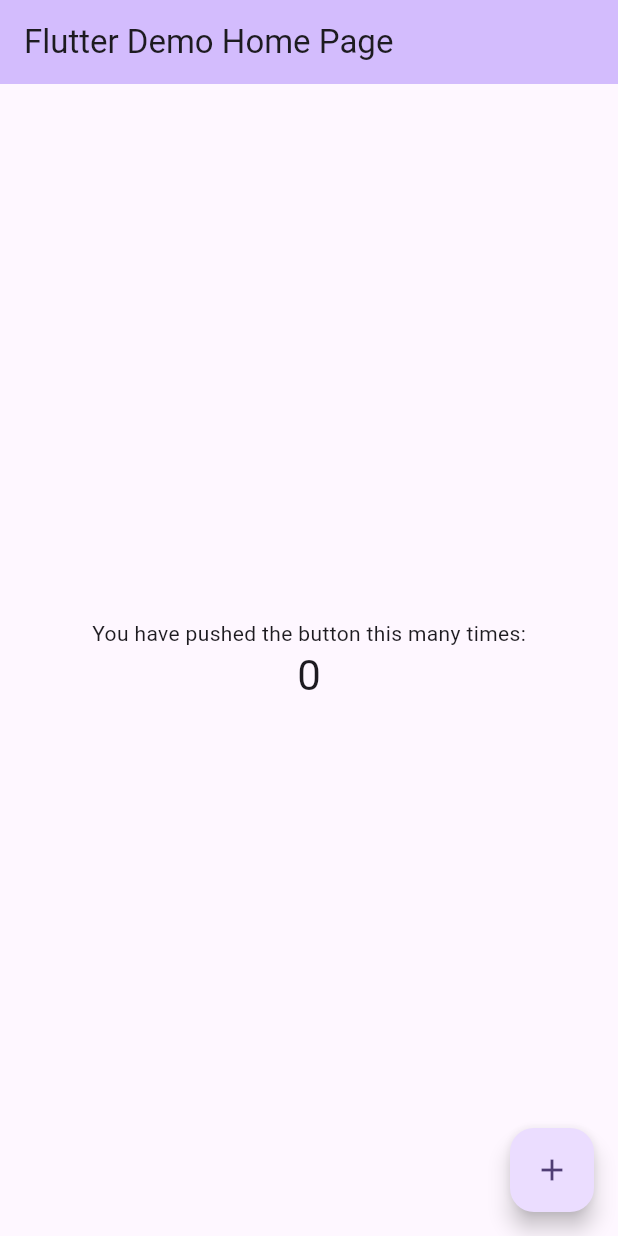
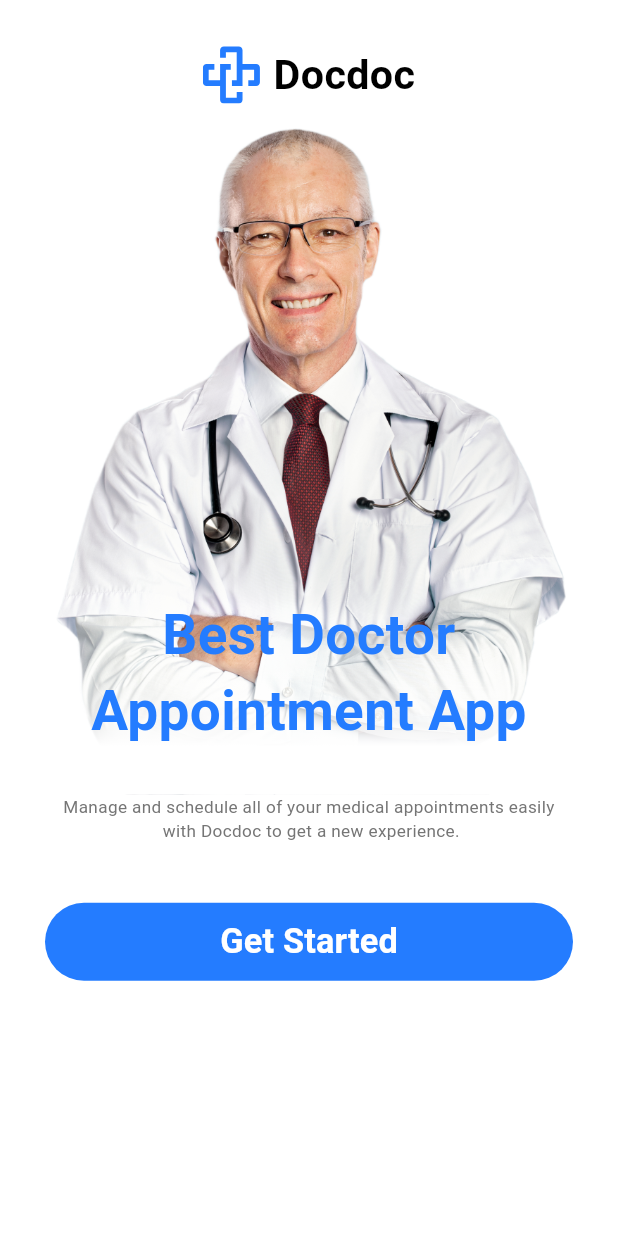
Before and after one commit to MarwanZeros111/Flutter_project, a Flutter app: the screen it shows after launch, on a phone screen of 412 x 824 dp. Run offline on Flutter 3.47's test engine with Material 3 defaults, Android fonts, the light colour scheme and no system bars; our stand-ins replace flutter_screenutil, flutter_svg.

Commit message:
end onboarding screen

```diff
--- /dev/null
+++ b/lib/Features/home/ui/screens/login_screen.dart
@@ -0,0 +1,10 @@
+import 'package:flutter/material.dart';
+
+class LoginScreen extends StatelessWidget {
+  const LoginScreen({super.key});
+
+  @override
+  Widget build(BuildContext context) {
+    return Scaffold();
+  }
+}
--- /dev/null
+++ b/lib/Features/onboarding/onboarding.dart
@@ -0,0 +1,36 @@
+import 'package:advanced_test/Features/onboarding/widget/doctor_image_text.dart';
+import 'package:advanced_test/Features/onboarding/widget/get_statred_bottom.dart';
+import 'package:advanced_test/Features/onboarding/widget/logo_and_name.dart';
+import 'package:advanced_test/core/theming/colors.dart';
+import 'package:flutter/material.dart';
+import 'package:flutter_screenutil/flutter_screenutil.dart';
+
+class OnBoarding extends StatelessWidget {
+  const OnBoarding({super.key});
+
+  @override
+  Widget build(BuildContext context) {
+    return Scaffold(
+        body: SafeArea(
+            child: SingleChildScrollView(
+      child: Padding(
+        padding: EdgeInsets.symmetric(horizontal: 30, vertical: 30),
+        child: Column(
+          children: [
+            const LogoAndName(),
+            const DoctorImageAndText(),
+            Text(
+              'Manage and schedule all of your medical appointments easily\n with Docdoc to get a new experience.',
+              textAlign: TextAlign.center,
+              style: TextStyle(color: ColorsManager.maingrey, fontSize: 10.sp),
+            ),
+            const SizedBox(
+              height: 40,
+            ),
+            const GetStartedBottom()
+          ],
+        ),
+      ),
+    )));
+  }
+}
--- /dev/null
+++ b/lib/Features/onboarding/widget/doctor_image_text.dart
@@ -0,0 +1,35 @@
+import 'package:advanced_test/core/theming/style.dart';
+import 'package:flutter/material.dart';
+
+class DoctorImageAndText extends StatelessWidget {
+  const DoctorImageAndText({super.key});
+
+  @override
+  Widget build(BuildContext context) {
+    return Stack(
+      children: [
+        Container(
+          foregroundDecoration: BoxDecoration(
+            gradient: LinearGradient(
+              colors: [Colors.white, Colors.white.withOpacity(0.0)],
+              begin: Alignment.bottomCenter,
+              end: Alignment.center,
+              stops: [0.14, 0.4],
+            ),
+          ),
+          child: Image.asset('assets/images/Image.png'),
+        ),
+        Positioned(
+          left: 0,
+          right: 0,
+          bottom: 30,
+          child: Text(
+            '''Best Doctor\nAppointment App''',
+            style: CustomTextStyles.font32blueBold.copyWith(height: 1.4),
+            textAlign: TextAlign.center,
+          ),
+        )
+      ],
+    );
+  }
+}
--- /dev/null
+++ b/lib/Features/onboarding/widget/get_statred_bottom.dart
@@ -0,0 +1,20 @@
+import 'package:advanced_test/core/theming/colors.dart';
+import 'package:advanced_test/core/theming/style.dart';
+import 'package:flutter/material.dart';
+
+class GetStartedBottom extends StatelessWidget {
+  const GetStartedBottom({super.key});
+
+  @override
+  Widget build(BuildContext context) {
+    return TextButton(
+      style: ButtonStyle(
+          backgroundColor: MaterialStateProperty.all(ColorsManager.mainblue),
+          tapTargetSize: MaterialTapTargetSize.shrinkWrap,
+          minimumSize:
+              MaterialStateProperty.all(const Size(double.infinity, 52))),
+      onPressed: () {},
+      child: Text('Get Started', style: CustomTextStyles.font32WhiteBold),
+    );
+  }
+}
--- /dev/null
+++ b/lib/Features/onboarding/widget/logo_and_name.dart
@@ -0,0 +1,22 @@
+import 'package:advanced_test/core/theming/style.dart';
+import 'package:flutter/material.dart';
+import 'package:flutter_screenutil/flutter_screenutil.dart';
+import 'package:flutter_svg/flutter_svg.dart';
+
+class LogoAndName extends StatelessWidget {
+  const LogoAndName({super.key});
+
+  @override
+  Widget build(BuildContext context) {
+    return Row(
+      mainAxisAlignment: MainAxisAlignment.center,
+      children: [
+        SvgPicture.asset('assets/svg/Group.svg'),
+        SizedBox(
+          width: 7.w,
+        ),
+        Text('Docdoc', style: CustomTextStyles.font24black700weight)
+      ],
+    );
+  }
+}
--- /dev/null
+++ b/lib/core/Helpers/extensions.dart
@@ -0,0 +1,23 @@
+import 'package:flutter/material.dart';
+import 'package:flutter/widgets.dart';
+
+extension Navigation on BuildContext {
+  Future<dynamic> pushNamed(String routeName, {Object? arguments}) {
+    return Navigator.of(this).pushNamed(routeName, arguments: arguments);
+  }
+
+  Future<dynamic> pushReplacmentName(String routeName, {Object? arguments}) {
+    return Navigator.of(this)
+        .pushReplacementNamed(routeName, arguments: arguments);
+  }
+
+  Future<dynamic> pushNamedAndRemoveUntil(String routeName,
+      {Object? arguments, required RoutePredicate routePredicate}) {
+    return Navigator.of(this).pushNamedAndRemoveUntil(
+        routeName, arguments: arguments, routePredicate);
+  }
+
+  void pop() {
+    Navigator.of(this).pop();
+  }
+}
--- /dev/null
+++ b/lib/core/Routing/app_router.dart
@@ -0,0 +1,23 @@
+import 'package:advanced_test/Features/home/ui/screens/login_screen.dart';
+import 'package:advanced_test/Features/onboarding/onboarding.dart';
+import 'package:advanced_test/core/Routing/routes.dart';
+import 'package:flutter/material.dart';
+
+class AppRouter {
+  Route generateRoute(RouteSettings settings) {
+    switch (settings.name) {
+      case Routes.onBoardingScreen:
+        return MaterialPageRoute(builder: (_) => const OnBoarding());
+      case Routes.loginScreen:
+        return MaterialPageRoute(builder: (_) => const LoginScreen());
+      default:
+        return MaterialPageRoute(
+          builder: (_) => Scaffold(
+            body: Center(
+              child: Text('No route defined for ${settings.name}'),
+            ),
+          ),
+        );
+    }
+  }
+}
--- /dev/null
+++ b/lib/core/Routing/routes.dart
@@ -0,0 +1,4 @@
+class Routes {
+  static const String onBoardingScreen = '/onBoardingScreen';
+  static const String loginScreen = '/loginScreen';
+}
--- /dev/null
+++ b/lib/core/theming/colors.dart
@@ -0,0 +1,7 @@
+import 'package:flutter/material.dart';
+
+class ColorsManager {
+  static const Color mainblue = Color(0xff247CFF);
+  static const Color maingrey = Color(0xff757575);
+  static const Color white = Colors.white;
+}
--- /dev/null
+++ b/lib/core/theming/style.dart
@@ -0,0 +1,17 @@
+import 'package:advanced_test/core/theming/colors.dart';
+import 'package:flutter/material.dart';
+import 'package:flutter_screenutil/flutter_screenutil.dart';
+
+class CustomTextStyles {
+  static TextStyle font24black700weight = TextStyle(
+    fontSize: 24.sp,
+    color: Colors.black,
+    fontWeight: FontWeight.w700,
+  );
+  static TextStyle font32blueBold = TextStyle(
+      fontSize: 32.sp,
+      fontWeight: FontWeight.bold,
+      color: ColorsManager.mainblue);
+  static TextStyle font32WhiteBold = TextStyle(
+      fontSize: 20.sp, fontWeight: FontWeight.bold, color: ColorsManager.white);
+}
--- /dev/null
+++ b/lib/doc_app.dart
@@ -0,0 +1,40 @@
+import 'package:advanced_test/core/Routing/app_router.dart';
+import 'package:advanced_test/core/Routing/routes.dart';
+import 'package:advanced_test/core/theming/colors.dart';
+import 'package:flutter/material.dart';
+import 'package:flutter_screenutil/flutter_screenutil.dart';
+
+class DocApp extends StatelessWidget {
+  final AppRouter appRouter;
+  const DocApp({super.key, required this.appRouter});
+
+  @override
+  Widget build(BuildContext context) {
+    return ScreenUtilInit(
+        designSize: const Size(360, 690),
+        minTextAdapt: true,
+        splitScreenMode: true,
+        // Use builder only if you need to use library outside ScreenUtilInit context
+        builder: (_, child) {
+          return MaterialApp(
+            debugShowCheckedModeBanner: false,
+            title: 'First Method',
+            // You can use the library anywhere in the app even in theme
+            theme: ThemeData(
+              primarySwatch: Colors.blue,
+              textTheme: Typography.englishLike2018.apply(fontSizeFactor: 1.sp),
+            ),
+            home: child,
+          );
+        },
+        child: MaterialApp(
+          title: 'Doctor App',
+          theme: ThemeData(
+              primaryColor: ColorsManager.mainblue,
+              scaffoldBackgroundColor: Colors.white),
+          debugShowCheckedModeBanner: false,
+          initialRoute: Routes.onBoardingScreen,
+          onGenerateRoute: appRouter.generateRoute,
+        ));
+  }
+}
--- a/lib/main.dart
+++ b/lib/main.dart
@@ -1,126 +1,7 @@
+import 'package:advanced_test/core/Routing/app_router.dart';
+import 'package:advanced_test/doc_app.dart';
 import 'package:flutter/material.dart';
 
 void main() {
-  runApp(const MyApp());
+  runApp(DocApp(appRouter: AppRouter()));
 }
-
-class MyApp extends StatelessWidget {
-  const MyApp({super.key});
-
-  // This widget is the root of your application.
-  @override
-  Widget build(BuildContext context) {
-    return MaterialApp(
-      debugShowCheckedModeBanner: false,
-      title: 'Flutter advanced project',
-      theme: ThemeData(
-        // This is the theme of your application.
-        //
-        // TRY THIS: Try running your application with "flutter run". You'll see
-        // the application has a purple toolbar. Then, without quitting the app,
-        // try changing the seedColor in the colorScheme below to Colors.green
-        // and then invoke "hot reload" (save your changes or press the "hot
-        // reload" button in a Flutter-supported IDE, or press "r" if you used
-        // the command line to start the app).
-        //
-        // Notice that the counter didn't reset back to zero; the application
-        // state is not lost during the reload. To reset the state, use hot
-        // restart instead.
-        //
-        // This works for code too, not just values: Most code changes can be
-        // tested with just a hot reload.
-        colorScheme: ColorScheme.fromSeed(seedColor: Colors.deepPurple),
-        useMaterial3: true,
-      ),
-      home: const MyHomePage(title: 'Flutter Demo Home Page'),
-    );
-  }
-}
-
-class MyHomePage extends StatefulWidget {
-  const MyHomePage({super.key, required this.title});
-
-  // This widget is the home page of your application. It is stateful, meaning
-  // that it has a State object (defined below) that contains fields that affect
-  // how it looks.
-
-  // This class is the configuration for the state. It holds the values (in this
-  // case the title) provided by the parent (in this case the App widget) and
-  // used by the build method of the State. Fields in a Widget subclass are
-  // always marked "final".
-
-  final String title;
-
-  @override
-  State<MyHomePage> createState() => _MyHomePageState();
-}
-
-class _MyHomePageState extends State<MyHomePage> {
-  int _counter = 0;
-
-  void _incrementCounter() {
-    setState(() {
-      // This call to setState tells the Flutter framework that something has
-      // changed in this State, which causes it to rerun the build method below
-      // so that the display can reflect the updated values. If we changed
-      // _counter without calling setState(), then the build method would not be
-      // called again, and so nothing would appear to happen.
-      _counter++;
-    });
-  }
-
-  @override
-  Widget build(BuildContext context) {
-    // This method is rerun every time setState is called, for instance as done
-    // by the _incrementCounter method above.
-    //
-    // The Flutter framework has been optimized to make rerunning build methods
-    // fast, so that you can just rebuild anything that needs updating rather
-    // than having to individually change instances of widgets.
-    return Scaffold(
-      appBar: AppBar(
-        // TRY THIS: Try changing the color here to a specific color (to
-        // Colors.amber, perhaps?) and trigger a hot reload to see the AppBar
-        // change color while the other colors stay the same.
-        backgroundColor: Theme.of(context).colorScheme.inversePrimary,
-        // Here we take the value from the MyHomePage object that was created by
-        // the App.build method, and use it to set our appbar title.
-        title: Text(widget.title),
-      ),
-      body: Center(
-        // Center is a layout widget. It takes a single child and positions it
-        // in the middle of the parent.
-        child: Column(
-          // Column is also a layout widget. It takes a list of children and
-          // arranges them vertically. By default, it sizes itself to fit its
-          // children horizontally, and tries to be as tall as its parent.
-          //
-          // Column has various properties to control how it sizes itself and
-          // how it positions its children. Here we use mainAxisAlignment to
-          // center the children vertically; the main axis here is the vertical
-          // axis because Columns are vertical (the cross axis would be
-          // horizontal).
-          //
-          // TRY THIS: Invoke "debug painting" (choose the "Toggle Debug Paint"
-          // action in the IDE, or press "p" in the console), to see the
-          // wireframe for each widget.
-          mainAxisAlignment: MainAxisAlignment.center,
-          children: <Widget>[
-            const Text(
-              'You have pushed the button this many times:',
-            ),
-            Text(
-              '$_counter',
-              style: Theme.of(context).textTheme.headlineMedium,
-            ),
-          ],
-        ),
-      ),
-      floatingActionButton: FloatingActionButton(
-        onPressed: _incrementCounter,
-        tooltip: 'Increment',
-        child: const Icon(Icons.add),
-      ), // This trailing comma makes auto-formatting nicer for build methods.
-    );
-  }
-}
```
Also changed, not shown: pubspec.yaml (+7 -20 lines), assets/images/Image.png (added), assets/svg/Group.svg (added), pubspec.lock, 1 other file.
